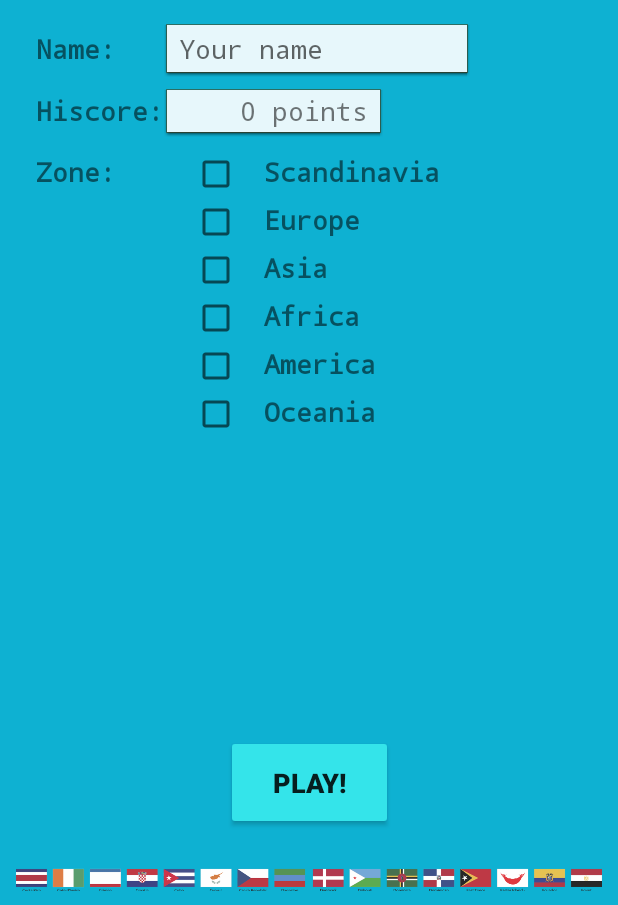
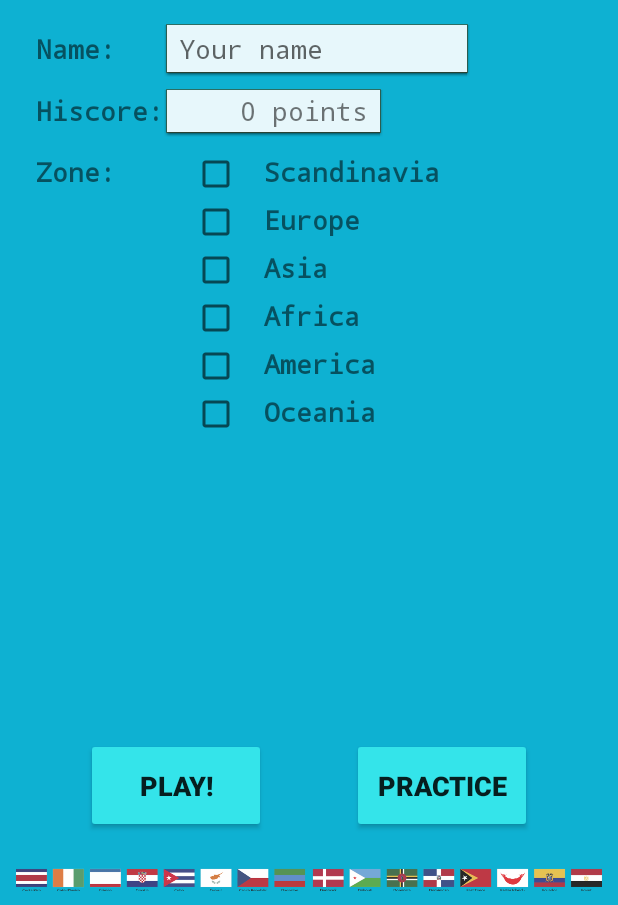
Before and after one commit to MarekRepinski/FlagQuiz, an Android app: the screen it shows after launch (MainActivity), on a phone screen of 412 x 824 dp, the part 331-1236 px from its top. Run offline under Robolectric (Android 15) with nearby library versions, the phone set to English and light mode, and no system bars; our stand-ins replace Room's generated code.

Commit message:
Practice button

```diff
--- a/app/src/main/res/layout/activity_main.xml
+++ b/app/src/main/res/layout/activity_main.xml
@@ -265,16 +265,31 @@
 
     <Button
         android:id="@+id/btnStart"
-        android:layout_width="111dp"
+        android:layout_width="120dp"
         android:layout_height="63dp"
-        android:layout_marginBottom="50dp"
+        android:layout_marginBottom="48dp"
         android:backgroundTint="@color/colorAccent"
         android:text="@string/play"
         android:textSize="18sp"
         android:textStyle="bold"
         app:layout_constraintBottom_toBottomOf="@+id/iwBottomBanner"
+        app:layout_constraintEnd_toStartOf="@+id/btnPratice"
+        app:layout_constraintHorizontal_bias="0.5"
+        app:layout_constraintStart_toStartOf="parent" />
+
+    <Button
+        android:id="@+id/btnPratice"
+        android:layout_width="120dp"
+        android:layout_height="63dp"
+        android:layout_marginBottom="48dp"
+        android:backgroundTint="@color/colorAccent"
+        android:text="@string/practice_label_btn"
+        android:textSize="18sp"
+        android:textStyle="bold"
+        app:layout_constraintBottom_toBottomOf="parent"
         app:layout_constraintEnd_toEndOf="parent"
-        app:layout_constraintStart_toStartOf="parent" />
+        app:layout_constraintHorizontal_bias="0.5"
+        app:layout_constraintStart_toEndOf="@+id/btnStart" />
 
     <ProgressBar
         android:id="@+id/wait_bar"
--- a/app/src/main/res/values/strings.xml
+++ b/app/src/main/res/values/strings.xml
@@ -43,4 +43,5 @@
     <string name="personalHiText">Your hisore is %1$s flags</string>
     <string name="preference_file_key" translatable="false">flagQuiz_prefs</string>
     <string name="correctFlags">%1$s flags</string>
+    <string name="practice_label_btn">Practice</string>
 </resources>
```
Also changed, not shown: 2 other files.
